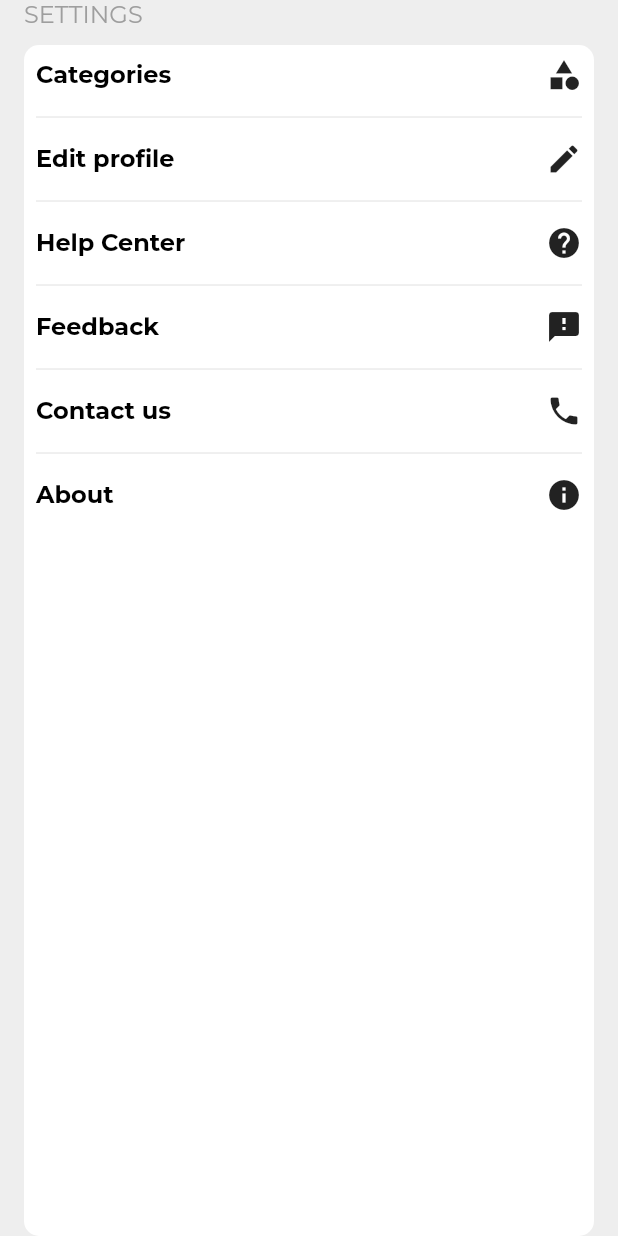
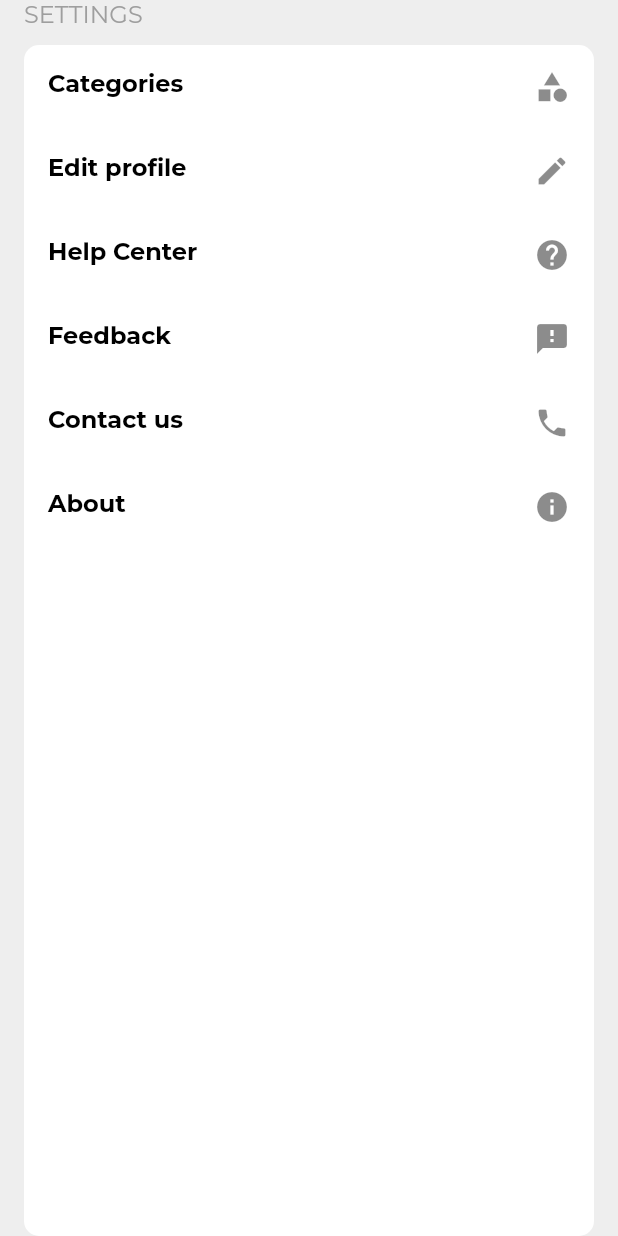
Before and after one commit to vishnucprasad/expensify_app, a Flutter app: the MenuListWidget widget shown alone on an empty page, opened directly, on a phone screen of 412 x 824 dp. Run offline on Flutter 3.47's test engine with Material 2 defaults, Android fonts, the phone set to English and light mode, and no system bars; our stand-ins replace bloc, bubble_tab_indicator, dartz, dio, fl_chart, flutter_bloc and 6 more; missing offline and left inert: bottom_bar_page_transition; accounts and stored records are empty; network calls fail.

Commit message:
Refactored menu list

```diff
--- a/lib/application/authentication/authentication_bloc.dart
+++ b/lib/application/authentication/authentication_bloc.dart
@@ -3,7 +3,7 @@ import 'package:dartz/dartz.dart';
 import 'package:expensify/domain/authentication/i_authentication_repo.dart';
 import 'package:expensify/domain/authentication/models/authentication.dart';
 import 'package:expensify/domain/core/failures/main_failure.dart';
-import 'package:expensify/domain/errors/main_error.dart';
+import 'package:expensify/domain/core/errors/main_error.dart';
 import 'package:freezed_annotation/freezed_annotation.dart';
 import 'package:injectable/injectable.dart';
 
--- a/lib/application/category/category_bloc.dart
+++ b/lib/application/category/category_bloc.dart
@@ -1,10 +1,9 @@
 import 'package:bloc/bloc.dart';
 import 'package:dartz/dartz.dart';
-import 'package:expensify/domain/authentication/i_authentication_repo.dart';
 import 'package:expensify/domain/category/i_category_repo.dart';
 import 'package:expensify/domain/category/models/category.dart';
 import 'package:expensify/domain/core/failures/main_failure.dart';
-import 'package:expensify/domain/errors/main_error.dart';
+import 'package:expensify/domain/core/errors/main_error.dart';
 import 'package:freezed_annotation/freezed_annotation.dart';
 import 'package:injectable/injectable.dart';
 
--- a/lib/core/constants.dart
+++ b/lib/core/constants.dart
@@ -117,46 +117,3 @@ SnackBar customSnackBar({required String? errorMessage}) {
     behavior: SnackBarBehavior.floating,
   );
 }
-
-List<MenuListItemWidget> getMenuList(BuildContext context) {
-  return [
-    MenuListItemWidget(
-      icon: Icons.category,
-      text: 'Categories',
-      onTap: () {
-        Navigator.of(context).push(
-          PageRouteBuilder(
-            pageBuilder: (context, animation, secondaryAnimation) =>
-                BlocBuilder<AuthenticationBloc, AuthenticationState>(
-              builder: (context, state) {
-                return CategoriesScreen(
-                  authtoken: state.authentication?.authtoken,
-                );
-              },
-            ),
-          ),
-        );
-      },
-    ),
-    const MenuListItemWidget(
-      icon: Icons.edit,
-      text: 'Edit profile',
-    ),
-    const MenuListItemWidget(
-      icon: Icons.help,
-      text: 'Help Center',
-    ),
-    const MenuListItemWidget(
-      icon: Icons.feedback,
-      text: 'Feedback',
-    ),
-    const MenuListItemWidget(
-      icon: Icons.phone,
-      text: 'Contact us',
-    ),
-    const MenuListItemWidget(
-      icon: Icons.info,
-      text: 'About',
-    ),
-  ];
-}
--- a/lib/domain/core/failures/main_failure.dart
+++ b/lib/domain/core/failures/main_failure.dart
@@ -1,4 +1,4 @@
-import 'package:expensify/domain/errors/main_error.dart';
+import 'package:expensify/domain/core/errors/main_error.dart';
 import 'package:freezed_annotation/freezed_annotation.dart';
 part 'main_failure.freezed.dart';
 
--- a/lib/infrastucture/authentication/authentication_repository.dart
+++ b/lib/infrastucture/authentication/authentication_repository.dart
@@ -5,7 +5,7 @@ import 'package:expensify/domain/authentication/i_authentication_repo.dart';
 import 'package:expensify/domain/authentication/models/authentication.dart';
 import 'package:expensify/domain/core/api_end_points.dart';
 import 'package:expensify/domain/core/failures/main_failure.dart';
-import 'package:expensify/domain/errors/main_error.dart';
+import 'package:expensify/domain/core/errors/main_error.dart';
 import 'package:injectable/injectable.dart';
 
 @LazySingleton(as: IAuthenticationRepo)
--- a/lib/infrastucture/category/category_repository.dart
+++ b/lib/infrastucture/category/category_repository.dart
@@ -4,7 +4,7 @@ import 'package:expensify/domain/category/i_category_repo.dart';
 import 'package:expensify/domain/core/api_end_points.dart';
 import 'package:expensify/domain/core/failures/main_failure.dart';
 import 'package:expensify/domain/category/models/category.dart';
-import 'package:expensify/domain/errors/main_error.dart';
+import 'package:expensify/domain/core/errors/main_error.dart';
 import 'package:injectable/injectable.dart';
 
 @LazySingleton(as: ICategoryRepo)
--- a/lib/presentation/menu/widgets/menu_list_item_widget.dart
+++ b/lib/presentation/menu/widgets/menu_list_item_widget.dart
@@ -14,25 +14,13 @@ class MenuListItemWidget extends StatelessWidget {
 
   @override
   Widget build(BuildContext context) {
-    return Column(
-      children: [
-        GestureDetector(
-          onTap: onTap,
-          child: Padding(
-            padding: const EdgeInsets.all(8.0),
-            child: Row(
-              children: [
-                Text(
-                  text,
-                  style: kBlackSmallTextBold,
-                ),
-                const Spacer(),
-                Icon(icon),
-              ],
-            ),
-          ),
-        ),
-      ],
+    return ListTile(
+      leading: Text(
+        text,
+        style: kBlackSmallTextBold,
+      ),
+      trailing: Icon(icon),
+      onTap: onTap,
     );
   }
 }
--- a/lib/presentation/menu/widgets/menu_list_widget.dart
+++ b/lib/presentation/menu/widgets/menu_list_widget.dart
@@ -1,14 +1,16 @@
+import 'package:expensify/application/authentication/authentication_bloc.dart';
 import 'package:expensify/core/colors.dart';
 import 'package:expensify/core/constants.dart';
+import 'package:expensify/presentation/categories/categories_screen.dart';
 import 'package:expensify/presentation/menu/widgets/menu_list_item_widget.dart';
 import 'package:flutter/material.dart';
+import 'package:flutter_bloc/flutter_bloc.dart';
 
 class MenuListWidget extends StatelessWidget {
   const MenuListWidget({Key? key}) : super(key: key);
 
   @override
   Widget build(BuildContext context) {
-    final List<MenuListItemWidget> menuList = getMenuList(context);
     return Expanded(
       child: Padding(
         padding: const EdgeInsets.symmetric(horizontal: 16.0),
@@ -29,15 +31,50 @@ class MenuListWidget extends StatelessWidget {
                       Radius.circular(10),
                     ),
                   ),
-                child: ListView.separated(
-                  itemBuilder: (ctx, index) => menuList[index],
-                  separatorBuilder: (ctx, index) => const Padding(
-                    padding: EdgeInsets.symmetric(horizontal: 8.0),
-                    child: Divider(),
-                  ),
-                  itemCount: menuList.length,
+                  child: ListView(
+                    children: [
+                      MenuListItemWidget(
+                        icon: Icons.category,
+                        text: 'Categories',
+                        onTap: () {
+                          Navigator.of(context).push(
+                            PageRouteBuilder(
+                              pageBuilder:
+                                  (context, animation, secondaryAnimation) =>
+                                      BlocBuilder<AuthenticationBloc,
+                                          AuthenticationState>(
+                                builder: (context, state) {
+                                  return CategoriesScreen(
+                                    authtoken: state.authentication?.authtoken,
+                                  );
+                                },
                               ),
                             ),
+                          );
+                        },
+                      ),
+                      const MenuListItemWidget(
+                        icon: Icons.edit,
+                        text: 'Edit profile',
+                      ),
+                      const MenuListItemWidget(
+                        icon: Icons.help,
+                        text: 'Help Center',
+                      ),
+                      const MenuListItemWidget(
+                        icon: Icons.feedback,
+                        text: 'Feedback',
+                      ),
+                      const MenuListItemWidget(
+                        icon: Icons.phone,
+                        text: 'Contact us',
+                      ),
+                      const MenuListItemWidget(
+                        icon: Icons.info,
+                        text: 'About',
+                      ),
+                    ],
+                  )),
             )
           ],
         ),
```
Also changed, not shown: lib/domain/core/errors/main_error.dart (renamed from lib/domain/errors/main_error.dart), lib/domain/core/errors/main_error.freezed.dart (renamed from lib/domain/errors/main_error.freezed.dart), lib/domain/core/errors/main_error.g.dart (renamed from lib/domain/errors/main_error.g.dart). Lines whose indentation alone changed are shown as unchanged.
